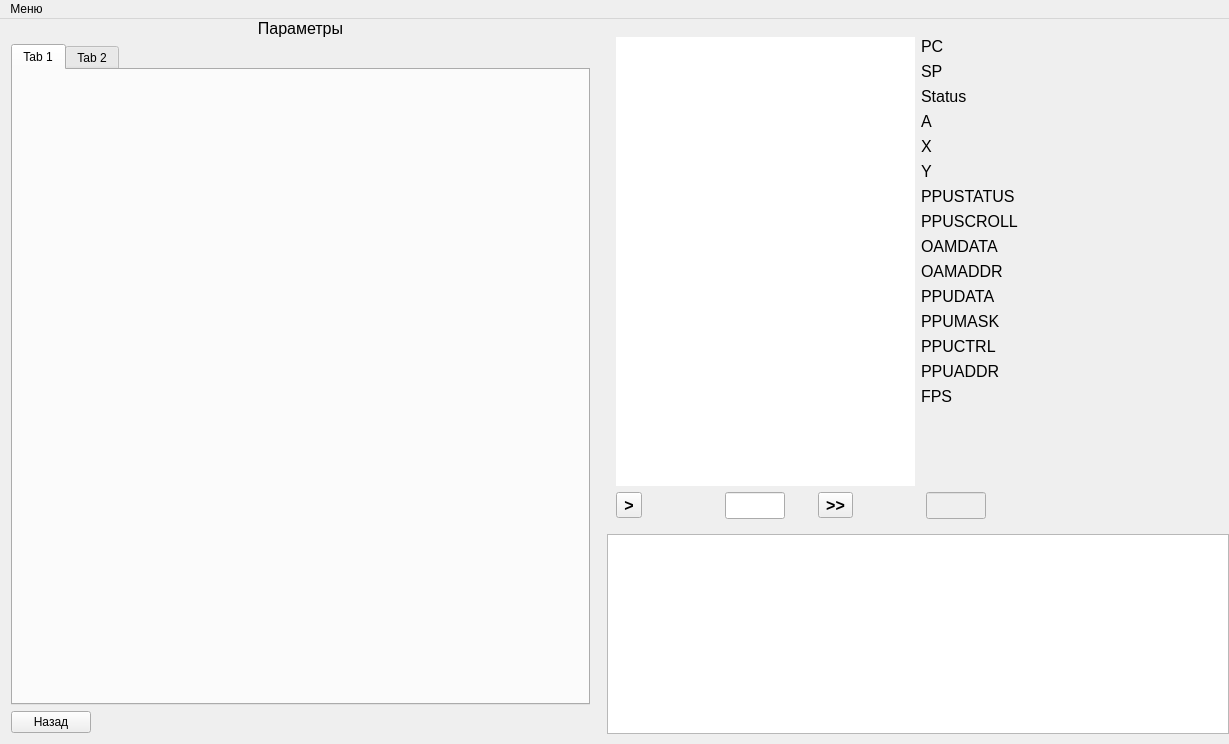
Before: the Qt Designer form emulateNES/forms/mainwindow.ui in maxim14254/emulateNES, drawn with Qt 5.
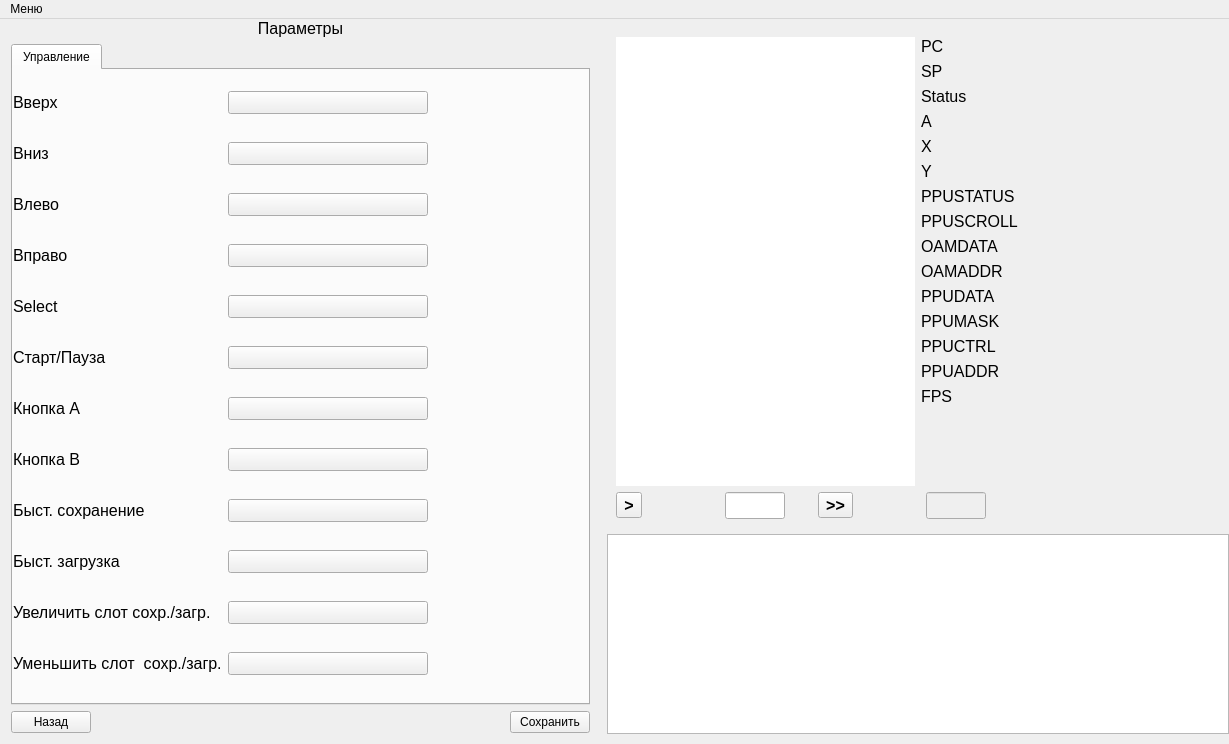
After: the same form once the commit is applied. The open tabs and pages were chosen to show the change.

```diff
--- a/emulateNES/forms/mainwindow.ui
+++ b/emulateNES/forms/mainwindow.ui
@@ -228,28 +228,537 @@
                 <widget class="QTabWidget" name="tabWidget">
                  <widget class="QWidget" name="tab">
                   <attribute name="title">
-                   <string>Tab 1</string>
+                   <string>Управление</string>
                   </attribute>
-                 </widget>
-                 <widget class="QWidget" name="tab_2">
-                  <attribute name="title">
-                   <string>Tab 2</string>
-                  </attribute>
+                  <layout class="QVBoxLayout" name="verticalLayout_19">
+                   <property name="leftMargin">
+                    <number>0</number>
+                   </property>
+                   <property name="topMargin">
+                    <number>0</number>
+                   </property>
+                   <property name="rightMargin">
+                    <number>0</number>
+                   </property>
+                   <property name="bottomMargin">
+                    <number>0</number>
+                   </property>
+                   <item>
+                    <layout class="QVBoxLayout" name="verticalLayout_17">
+                     <item>
+                      <layout class="QFormLayout" name="formLayout_2">
+                       <property name="labelAlignment">
+                        <set>Qt::AlignLeading|Qt::AlignLeft|Qt::AlignVCenter</set>
+                       </property>
+                       <property name="verticalSpacing">
+                        <number>7</number>
+                       </property>
+                       <item row="0" column="0">
+                        <widget class="QLabel" name="label_8">
+                         <property name="sizePolicy">
+                          <sizepolicy hsizetype="Expanding" vsizetype="Preferred">
+                           <horstretch>0</horstretch>
+                           <verstretch>0</verstretch>
+                          </sizepolicy>
+                         </property>
+                         <property name="font">
+                          <font>
+                           <pointsize>12</pointsize>
+                          </font>
+                         </property>
+                         <property name="text">
+                          <string>Вверх</string>
+                         </property>
+                        </widget>
+                       </item>
+                       <item row="0" column="1">
+                        <widget class="QToolButton" name="toolButton_3">
+                         <property name="sizePolicy">
+                          <sizepolicy hsizetype="Fixed" vsizetype="Fixed">
+                           <horstretch>0</horstretch>
+                           <verstretch>0</verstretch>
+                          </sizepolicy>
+                         </property>
+                         <property name="minimumSize">
+                          <size>
+                           <width>200</width>
+                           <height>0</height>
+                          </size>
+                         </property>
+                         <property name="baseSize">
+                          <size>
+                           <width>0</width>
+                           <height>0</height>
+                          </size>
+                         </property>
+                         <property name="font">
+                          <font>
+                           <pointsize>12</pointsize>
+                          </font>
+                         </property>
+                         <property name="text">
+                          <string/>
+                         </property>
+                        </widget>
+                       </item>
+                       <item row="1" column="0">
+                        <widget class="QLabel" name="label_10">
+                         <property name="font">
+                          <font>
+                           <pointsize>12</pointsize>
+                          </font>
+                         </property>
+                         <property name="text">
+                          <string>Вниз</string>
+                         </property>
+                        </widget>
+                       </item>
+                       <item row="1" column="1">
+                        <widget class="QToolButton" name="toolButton_4">
+                         <property name="sizePolicy">
+                          <sizepolicy hsizetype="Fixed" vsizetype="Fixed">
+                           <horstretch>0</horstretch>
+                           <verstretch>0</verstretch>
+                          </sizepolicy>
+                         </property>
+                         <property name="minimumSize">
+                          <size>
+                           <width>200</width>
+                           <height>0</height>
+                          </size>
+                         </property>
+                         <property name="font">
+                          <font>
+                           <pointsize>12</pointsize>
+                          </font>
+                         </property>
+                         <property name="text">
+                          <string/>
+                         </property>
+                        </widget>
+                       </item>
+                       <item row="2" column="0">
+                        <widget class="QLabel" name="label_12">
+                         <property name="font">
+                          <font>
+                           <pointsize>12</pointsize>
+                          </font>
+                         </property>
+                         <property name="text">
+                          <string>Влево</string>
+                         </property>
+                        </widget>
+                       </item>
+                       <item row="2" column="1">
+                        <widget class="QToolButton" name="toolButton_6">
+                         <property name="sizePolicy">
+                          <sizepolicy hsizetype="Fixed" vsizetype="Fixed">
+                           <horstretch>0</horstretch>
+                           <verstretch>0</verstretch>
+                          </sizepolicy>
+                         </property>
+                         <property name="minimumSize">
+                          <size>
+                           <width>200</width>
+                           <height>0</height>
+                          </size>
+                         </property>
+                         <property name="font">
+                          <font>
+                           <pointsize>12</pointsize>
+                          </font>
+                         </property>
+                         <property name="text">
+                          <string/>
+                         </property>
+                        </widget>
+                       </item>
+                       <item row="3" column="0">
+                        <widget class="QLabel" name="label_14">
+                         <property name="font">
+                          <font>
+                           <pointsize>12</pointsize>
+                          </font>
+                         </property>
+                         <property name="text">
+                          <string>Вправо</string>
+                         </property>
+                        </widget>
+                       </item>
+                       <item row="3" column="1">
+                        <widget class="QToolButton" name="toolButton_5">
+                         <property name="sizePolicy">
+                          <sizepolicy hsizetype="Fixed" vsizetype="Fixed">
+                           <horstretch>0</horstretch>
+                           <verstretch>0</verstretch>
+                          </sizepolicy>
+                         </property>
+                         <property name="minimumSize">
+                          <size>
+                           <width>200</width>
+                           <height>0</height>
+                          </size>
+                         </property>
+                         <property name="font">
+                          <font>
+                           <pointsize>12</pointsize>
+                          </font>
+                         </property>
+                         <property name="text">
+                          <string/>
+                         </property>
+                        </widget>
+                       </item>
+                       <item row="4" column="0">
+                        <widget class="QLabel" name="label_16">
+                         <property name="font">
+                          <font>
+                           <pointsize>12</pointsize>
+                          </font>
+                         </property>
+                         <property name="text">
+                          <string>Select</string>
+                         </property>
+                        </widget>
+                       </item>
+                       <item row="4" column="1">
+                        <widget class="QToolButton" name="toolButton_7">
+                         <property name="sizePolicy">
+                          <sizepolicy hsizetype="Fixed" vsizetype="Fixed">
+                           <horstretch>0</horstretch>
+                           <verstretch>0</verstretch>
+                          </sizepolicy>
+                         </property>
+                         <property name="minimumSize">
+                          <size>
+                           <width>200</width>
+                           <height>0</height>
+                          </size>
+                         </property>
+                         <property name="font">
+                          <font>
+                           <pointsize>12</pointsize>
+                          </font>
+                         </property>
+                         <property name="text">
+                          <string/>
+                         </property>
+                        </widget>
+                       </item>
+                       <item row="5" column="0">
+                        <widget class="QLabel" name="label_18">
+                         <property name="sizePolicy">
+                          <sizepolicy hsizetype="Expanding" vsizetype="Expanding">
+                           <horstretch>0</horstretch>
+                           <verstretch>0</verstretch>
+                          </sizepolicy>
+                         </property>
+                         <property name="font">
+                          <font>
+                           <pointsize>12</pointsize>
+                          </font>
+                         </property>
+                         <property name="text">
+                          <string>Старт/Пауза</string>
+                         </property>
+                        </widget>
+                       </item>
+                       <item row="5" column="1">
+                        <widget class="QToolButton" name="toolButton_8">
+                         <property name="sizePolicy">
+                          <sizepolicy hsizetype="Fixed" vsizetype="Fixed">
+                           <horstretch>0</horstretch>
+                           <verstretch>0</verstretch>
+                          </sizepolicy>
+                         </property>
+                         <property name="minimumSize">
+                          <size>
+                           <width>200</width>
+                           <height>0</height>
+                          </size>
+                         </property>
+                         <property name="font">
+                          <font>
+                           <pointsize>12</pointsize>
+                          </font>
+                         </property>
+                         <property name="text">
+                          <string/>
+                         </property>
+                        </widget>
+                       </item>
+                       <item row="6" column="0">
+                        <widget class="QLabel" name="label_20">
+                         <property name="font">
+                          <font>
+                           <pointsize>12</pointsize>
+                          </font>
+                         </property>
+                         <property name="text">
+                          <string>Кнопка А</string>
+                         </property>
+                        </widget>
+                       </item>
+                       <item row="6" column="1">
+                        <widget class="QToolButton" name="toolButton_9">
+                         <property name="sizePolicy">
+                          <sizepolicy hsizetype="Fixed" vsizetype="Fixed">
+                           <horstretch>0</horstretch>
+                           <verstretch>0</verstretch>
+                          </sizepolicy>
+                         </property>
+                         <property name="minimumSize">
+                          <size>
+                           <width>200</width>
+                           <height>0</height>
+                          </size>
+                         </property>
+                         <property name="font">
+                          <font>
+                           <pointsize>12</pointsize>
+                          </font>
+                         </property>
+                         <property name="text">
+                          <string/>
+                         </property>
+                        </widget>
+                       </item>
+                       <item row="7" column="0">
+                        <widget class="QLabel" name="label_22">
+                         <property name="font">
+                          <font>
+                           <pointsize>12</pointsize>
+                          </font>
+                         </property>
+                         <property name="text">
+                          <string>Кнопка В</string>
+                         </property>
+                        </widget>
+                       </item>
+                       <item row="7" column="1">
+                        <widget class="QToolButton" name="toolButton_10">
+                         <property name="sizePolicy">
+                          <sizepolicy hsizetype="Fixed" vsizetype="Fixed">
+                           <horstretch>0</horstretch>
+                           <verstretch>0</verstretch>
+                          </sizepolicy>
+                         </property>
+                         <property name="minimumSize">
+                          <size>
+                           <width>200</width>
+                           <height>0</height>
+                          </size>
+                         </property>
+                         <property name="font">
+                          <font>
+                           <pointsize>12</pointsize>
+                          </font>
+                         </property>
+                         <property name="text">
+                          <string/>
+                         </property>
+                        </widget>
+                       </item>
+                       <item row="8" column="0">
+                        <widget class="QLabel" name="label_24">
+                         <property name="sizePolicy">
+                          <sizepolicy hsizetype="Expanding" vsizetype="Expanding">
+                           <horstretch>0</horstretch>
+                           <verstretch>0</verstretch>
+                          </sizepolicy>
+                         </property>
+                         <property name="font">
+                          <font>
+                           <pointsize>12</pointsize>
+                          </font>
+                         </property>
+                         <property name="text">
+                          <string>Быст. сохранение</string>
+                         </property>
+                        </widget>
+                       </item>
+                       <item row="8" column="1">
+                        <widget class="QToolButton" name="toolButton_11">
+                         <property name="sizePolicy">
+                          <sizepolicy hsizetype="Fixed" vsizetype="Fixed">
+                           <horstretch>0</horstretch>
+                           <verstretch>0</verstretch>
+                          </sizepolicy>
+                         </property>
+                         <property name="minimumSize">
+                          <size>
+                           <width>200</width>
+                           <height>0</height>
+                          </size>
+                         </property>
+                         <property name="font">
+                          <font>
+                           <pointsize>12</pointsize>
+                          </font>
+                         </property>
+                         <property name="text">
+                          <string/>
+                         </property>
+                        </widget>
+                       </item>
+                       <item row="9" column="0">
+                        <widget class="QLabel" name="label_26">
+                         <property name="font">
+                          <font>
+                           <pointsize>12</pointsize>
+                          </font>
+                         </property>
+                         <property name="text">
+                          <string>Быст. загрузка</string>
+                         </property>
+                        </widget>
+                       </item>
+                       <item row="9" column="1">
+                        <widget class="QToolButton" name="toolButton_12">
+                         <property name="sizePolicy">
+                          <sizepolicy hsizetype="Fixed" vsizetype="Fixed">
+                           <horstretch>0</horstretch>
+                           <verstretch>0</verstretch>
+                          </sizepolicy>
+                         </property>
+                         <property name="minimumSize">
+                          <size>
+                           <width>200</width>
+                           <height>0</height>
+                          </size>
+                         </property>
+                         <property name="font">
+                          <font>
+                           <pointsize>12</pointsize>
+                          </font>
+                         </property>
+                         <property name="text">
+                          <string/>
+                         </property>
+                        </widget>
+                       </item>
+                       <item row="10" column="0">
+                        <widget class="QLabel" name="label_27">
+                         <property name="font">
+                          <font>
+                           <pointsize>12</pointsize>
+                          </font>
+                         </property>
+                         <property name="text">
+                          <string>Увеличить слот сохр./загр.</string>
+                         </property>
+                        </widget>
+                       </item>
+                       <item row="11" column="0">
+                        <widget class="QLabel" name="label_28">
+                         <property name="font">
+                          <font>
+                           <pointsize>12</pointsize>
+                          </font>
+                         </property>
+                         <property name="text">
+                          <string>Уменьшить слот  сохр./загр.</string>
+                         </property>
+                        </widget>
+                       </item>
+                       <item row="11" column="1">
+                        <widget class="QToolButton" name="toolButton_14">
+                         <property name="sizePolicy">
+                          <sizepolicy hsizetype="Fixed" vsizetype="Fixed">
+                           <horstretch>0</horstretch>
+                           <verstretch>0</verstretch>
+                          </sizepolicy>
+                         </property>
+                         <property name="minimumSize">
+                          <size>
+                           <width>200</width>
+                           <height>0</height>
+                          </size>
+                         </property>
+                         <property name="font">
+                          <font>
+                           <pointsize>12</pointsize>
+                          </font>
+                         </property>
+                         <property name="text">
+                          <string/>
+                         </property>
+                        </widget>
+                       </item>
+                       <item row="10" column="1">
+                        <widget class="QToolButton" name="toolButton_13">
+                         <property name="sizePolicy">
+                          <sizepolicy hsizetype="Fixed" vsizetype="Fixed">
+                           <horstretch>0</horstretch>
+                           <verstretch>0</verstretch>
+                          </sizepolicy>
+                         </property>
+                         <property name="minimumSize">
+                          <size>
+                           <width>200</width>
+                           <height>0</height>
+                          </size>
+                         </property>
+                         <property name="font">
+                          <font>
+                           <pointsize>12</pointsize>
+                          </font>
+                         </property>
+                         <property name="text">
+                          <string/>
+                         </property>
+                        </widget>
+                       </item>
+                      </layout>
+                     </item>
+                    </layout>
+                   </item>
+                  </layout>
                  </widget>
                 </widget>
                </item>
                <item>
-                <widget class="QPushButton" name="back_btn_2">
-                 <property name="sizePolicy">
-                  <sizepolicy hsizetype="Fixed" vsizetype="Fixed">
-                   <horstretch>0</horstretch>
-                   <verstretch>0</verstretch>
-                  </sizepolicy>
-                 </property>
-                 <property name="text">
-                  <string>Назад</string>
-                 </property>
-                </widget>
+                <layout class="QHBoxLayout" name="horizontalLayout_8">
+                 <item>
+                  <widget class="QPushButton" name="back_btn_2">
+                   <property name="sizePolicy">
+                    <sizepolicy hsizetype="Fixed" vsizetype="Fixed">
+                     <horstretch>0</horstretch>
+                     <verstretch>0</verstretch>
+                    </sizepolicy>
+                   </property>
+                   <property name="text">
+                    <string>Назад</string>
+                   </property>
+                  </widget>
+                 </item>
+                 <item>
+                  <spacer name="horizontalSpacer_2">
+                   <property name="orientation">
+                    <enum>Qt::Horizontal</enum>
+                   </property>
+                   <property name="sizeHint" stdset="0">
+                    <size>
+                     <width>40</width>
+                     <height>20</height>
+                    </size>
+                   </property>
+                  </spacer>
+                 </item>
+                 <item>
+                  <widget class="QPushButton" name="save_param_btn">
+                   <property name="sizePolicy">
+                    <sizepolicy hsizetype="Fixed" vsizetype="Fixed">
+                     <horstretch>0</horstretch>
+                     <verstretch>0</verstretch>
+                    </sizepolicy>
+                   </property>
+                   <property name="text">
+                    <string>Сохранить</string>
+                   </property>
+                  </widget>
+                 </item>
+                </layout>
                </item>
               </layout>
              </item>
```
Left out of the diff: 9 changed lines with no effect on the pictures.
